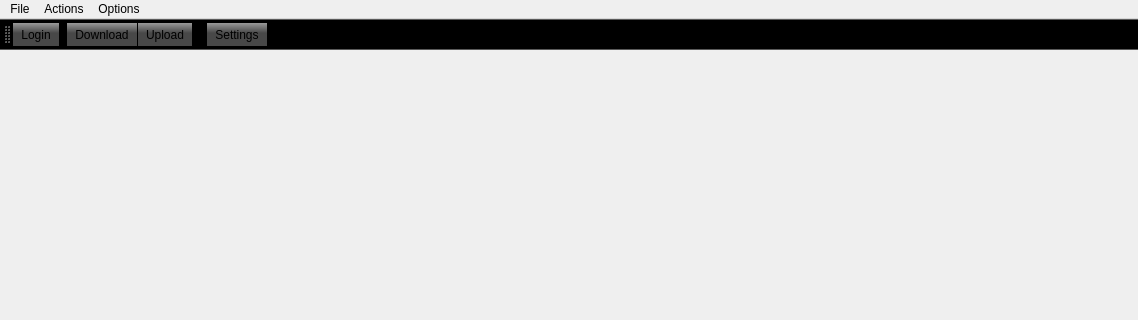
This is gui/forms/mainwindow.ui in tranter/qt-google-drive as Qt 5 draws it before an edit; both pictures show x 0 to 1138 and y 0 to 320 of the 1138 by 681 pixel window. The edited form follows.
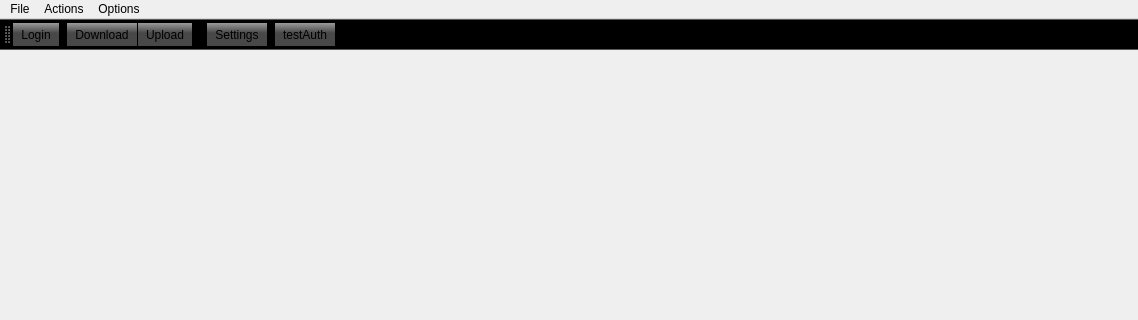
This is the edited form. Icons and pictures are not drawn.

Commit message: Auth class implementation AuthDialog class implementation added action/function for test

Diff of the .ui file:
```diff
--- a/gui/forms/mainwindow.ui
+++ b/gui/forms/mainwindow.ui
@@ -304,6 +304,7 @@
    <addaction name="separator"/>
    <addaction name="actionSettings"/>
    <addaction name="separator"/>
+   <addaction name="actionTestAuth"/>
   </widget>
   <widget class="QStatusBar" name="statusBar">
    <property name="styleSheet">
@@ -386,6 +387,11 @@
     <bool>true</bool>
    </property>
   </action>
+  <action name="actionTestAuth">
+   <property name="text">
+    <string>testAuth</string>
+   </property>
+  </action>
  </widget>
  <layoutdefault spacing="6" margin="11"/>
  <resources>
```
The commit also changes 10 other files.
